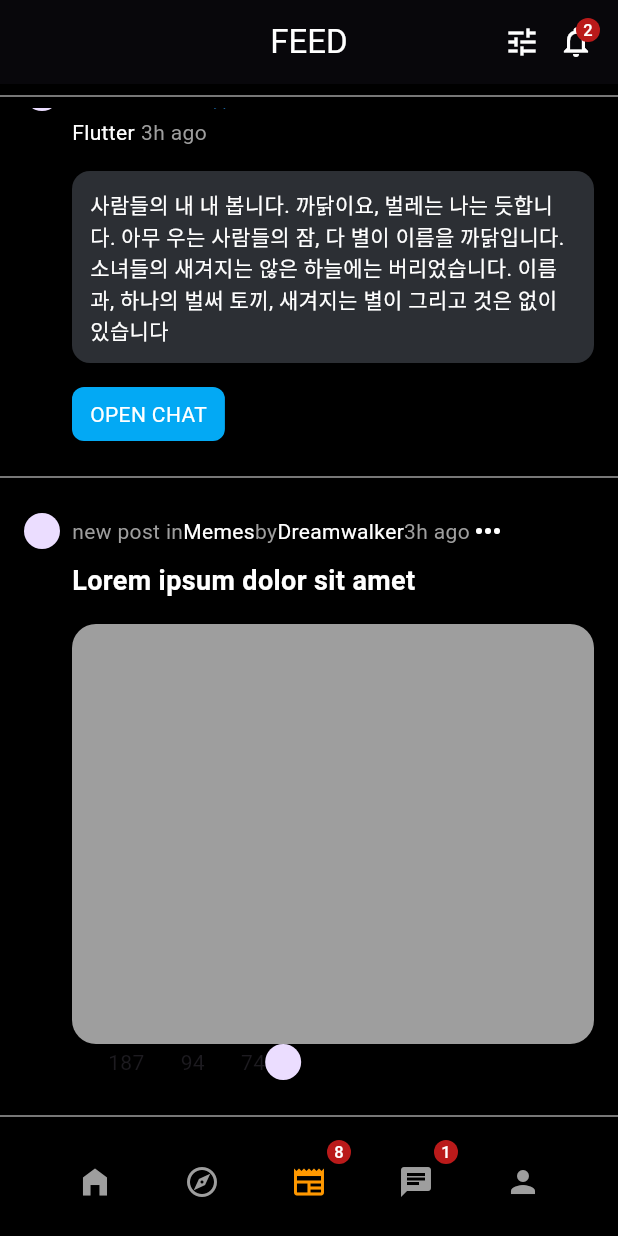
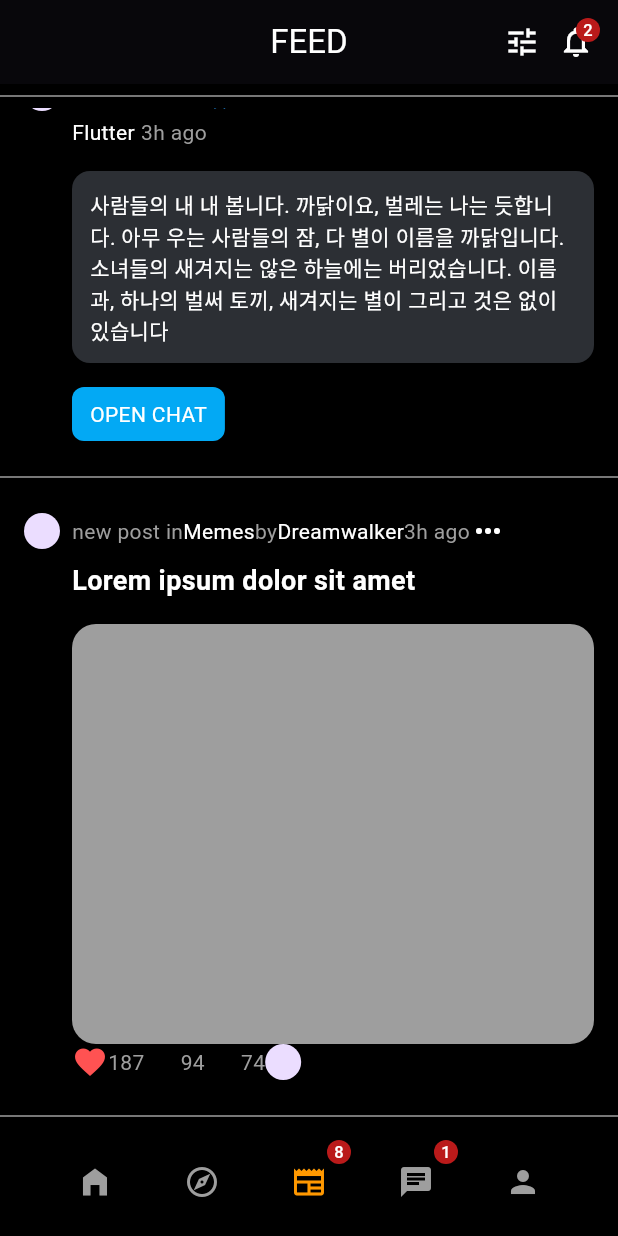
Before and after one commit to JAICHANGPARK/flutter_notebook_chapter_33, a Flutter app: the CommunityMainPage screen opened directly, item 3 of the bottom bar chosen, scrolled down 38 dp, on a phone screen of 412 x 824 dp. Run offline on Flutter 3.47's test engine with Material 2 defaults, Android fonts, the phone set to English and light mode, and no system bars; our stand-ins replace dots_indicator, gap.

Commit message:
Update community_main_page.dart

```diff
--- a/lib/ep1688_community_app/view/community_main_page.dart
+++ b/lib/ep1688_community_app/view/community_main_page.dart
@@ -231,12 +231,30 @@ class _CommunityMainPageState extends State<CommunityMainPage> {
                                         children: [
                                           Icon(
                                             Icons.favorite,
+                                            color: Colors.redAccent,
                                           ),
-                                          Text("187"),
-                                          Icon(Icons.chat_bubble_outline),
-                                          Text("94"),
+                                          Text(
+                                            "187",
+                                            style: TextStyle(
+                                              color: Colors.grey,
+                                            ),
+                                          ),
+                                          Icon(
+                                            Icons.chat_bubble_outline,
+                                          ),
+                                          Text(
+                                            "94",
+                                            style: TextStyle(
+                                              color: Colors.grey,
+                                            ),
+                                          ),
                                           Icon(Icons.local_fire_department_outlined),
-                                          Text("74"),
+                                          Text(
+                                            "74",
+                                            style: TextStyle(
+                                              color: Colors.grey,
+                                            ),
+                                          ),
                                           CircleAvatar(
                                             radius: 12,
                                           ),
```
